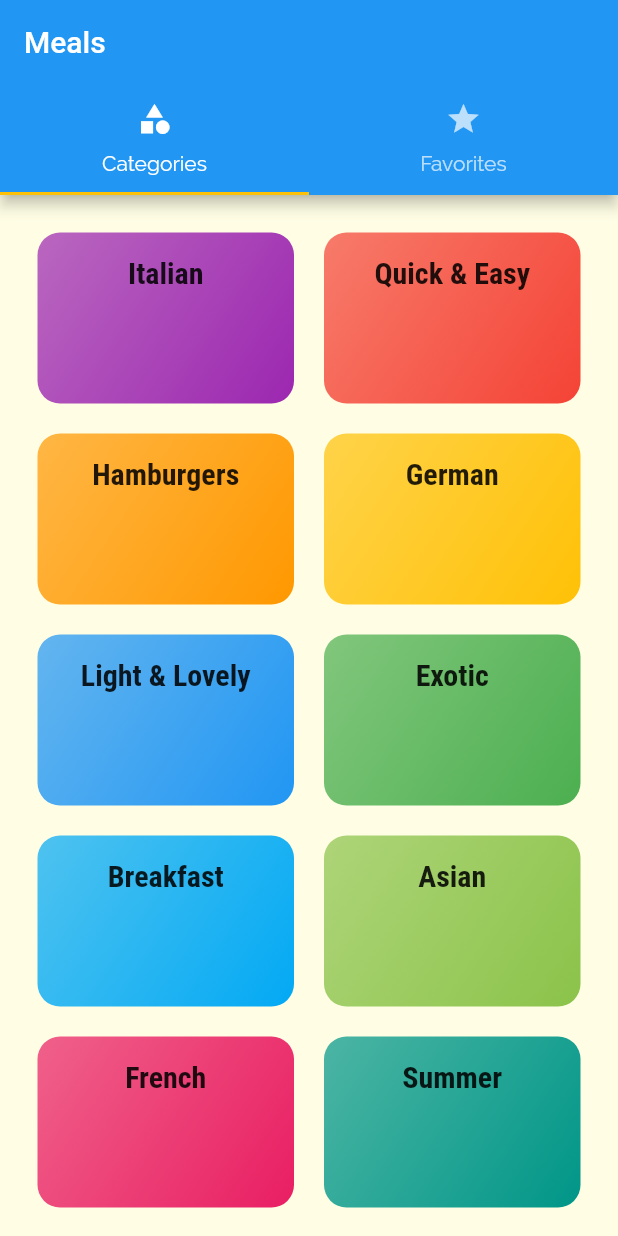
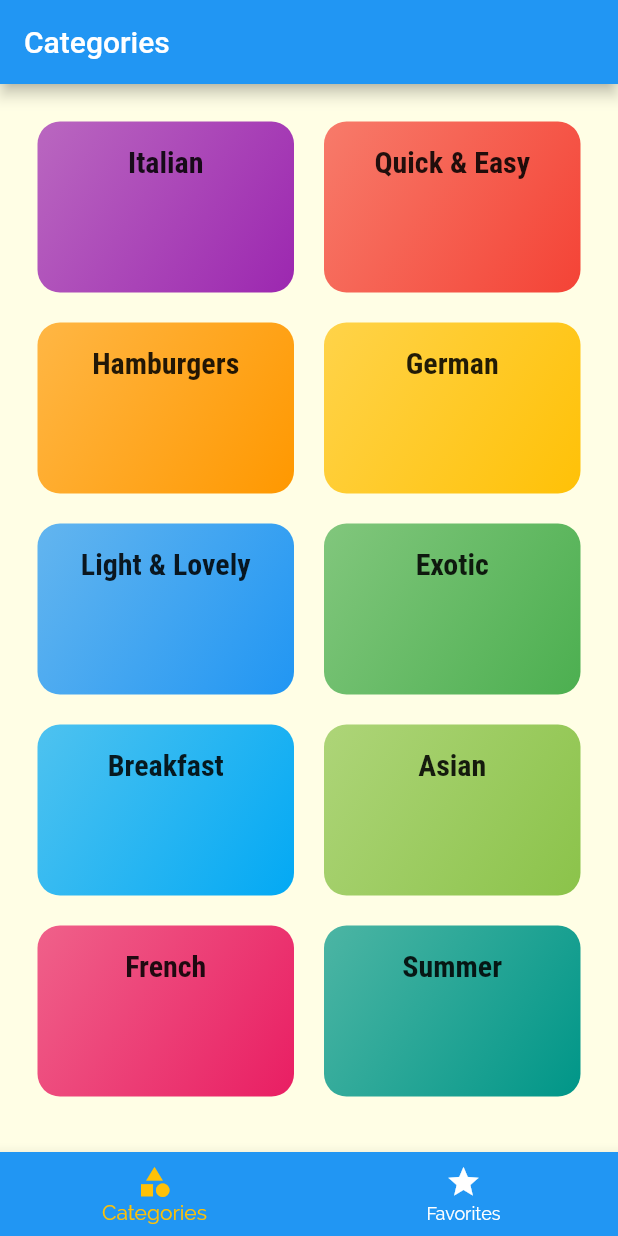
Before and after one commit to Prat2030/Flutter_Meals_App, a Flutter app: the screen it shows after launch, on a phone screen of 412 x 824 dp. Run offline on Flutter 3.47's test engine with Material 2 defaults, Android fonts, the phone set to English and light mode, and no system bars.

```diff
--- a/lib/screens/tabs_screen.dart
+++ b/lib/screens/tabs_screen.dart
@@ -1,4 +1,4 @@
-// ignore_for_file: prefer_const_constructors
+// ignore_for_file: prefer_const_constructors, prefer_const_literals_to_create_immutables
 
 import 'package:flutter/material.dart';
 
@@ -13,32 +13,43 @@ class TabsScreen extends StatefulWidget {
 }
 
 class _TabsScreenState extends State<TabsScreen> {
+  final List<Map<String, dynamic>> _pages = [
+    {'page': CategoriesScreen(), 'title': 'Categories'},
+    {'page': FavoritesScreen(), 'title': 'Favorites'},
+  ];
+
+  int _selectedPageIndex = 0;
+
+  void _selectPage(int index) {
+    setState(() {
+      _selectedPageIndex = index;
+    });
+  }
+
   @override
   Widget build(BuildContext context) {
-    return DefaultTabController(
-        length: 2,
-        child: Scaffold(
-          appBar: AppBar(
-            title: Text('Meals'),
-            bottom: TabBar(
-              tabs: <Widget>[
-                Tab(
-                  icon: Icon(Icons.category),
-                  text: 'Categories',
-                ),
-                Tab(
-                  icon: Icon(Icons.star),
-                  text: 'Favorites',
-                ),
-              ],
-            ),
+    return Scaffold(
+      appBar: AppBar(
+        title: Text(_pages[_selectedPageIndex]['title']),
+      ),
+      body: _pages[_selectedPageIndex]['page'],
+      bottomNavigationBar: BottomNavigationBar(
+        onTap: _selectPage,
+        backgroundColor: Theme.of(context).primaryColor,
+        unselectedItemColor: Colors.white,
+        selectedItemColor: Theme.of(context).accentColor,
+        currentIndex: _selectedPageIndex,
+        items: [
+          BottomNavigationBarItem(
+            icon: Icon(Icons.category),
+            label: 'Categories',
           ),
-          body: TabBarView(
-            children: <Widget>[
-              CategoriesScreen(),
-              FavoritesScreen(),
-            ],
+          BottomNavigationBarItem(
+            icon: Icon(Icons.star),
+            label: 'Favorites',
           ),
-        ));
+        ],
+      ),
+    );
   }
 }
```
